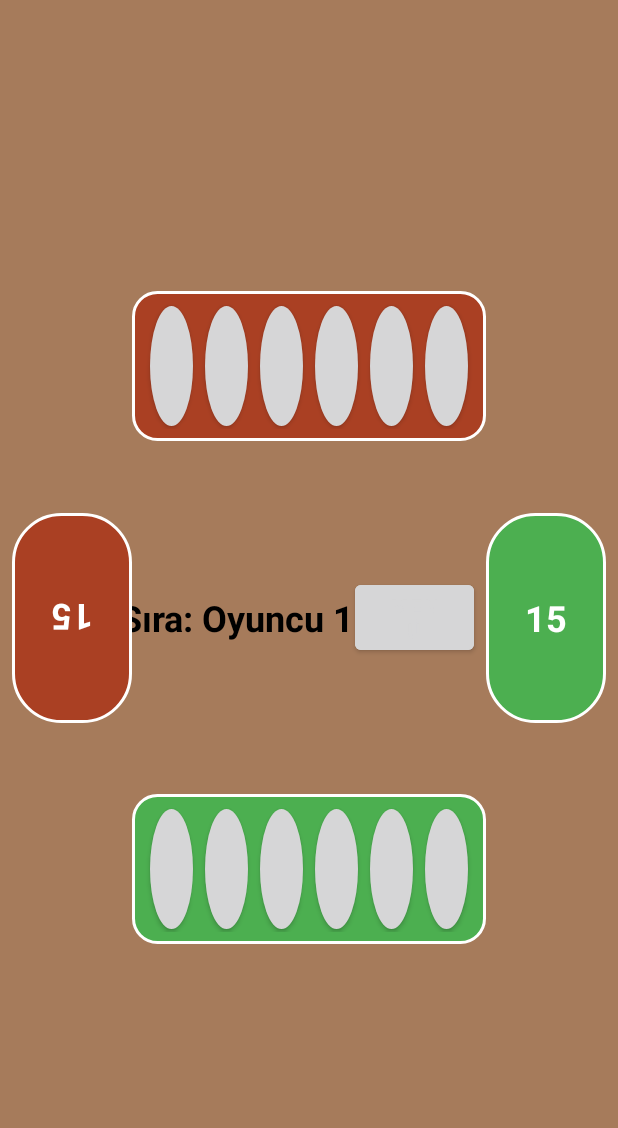
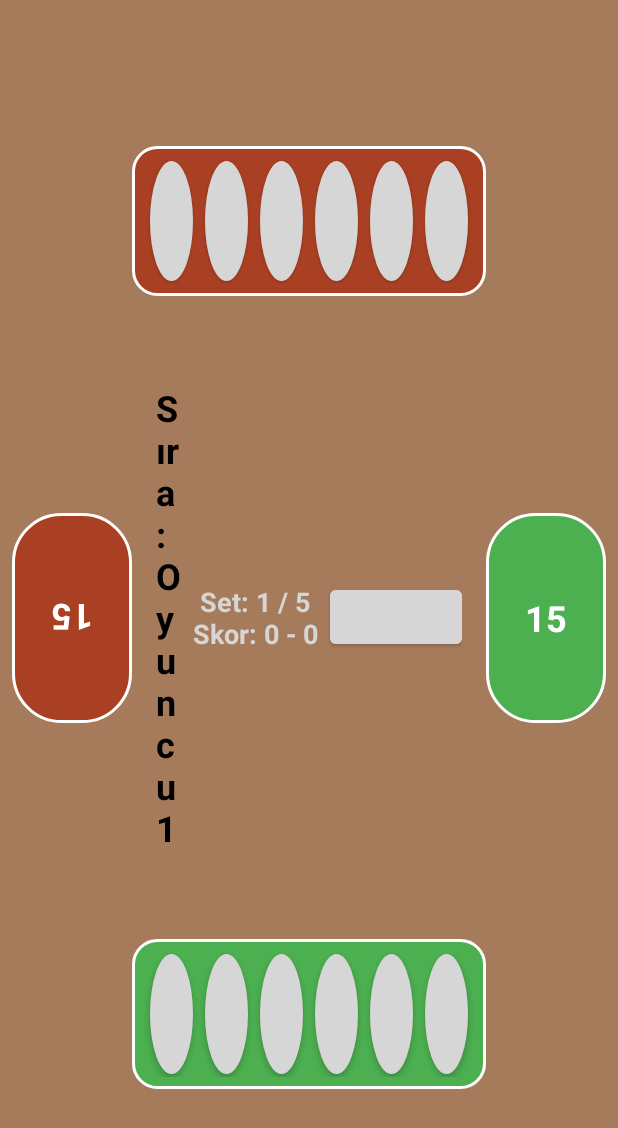
Before and after one commit to feridcetin/mangala, an Android app: the layout activity_main.xml on its own in the app's theme, with its tools: preview values and no code run, on a phone screen of 412 x 824 dp. Shown: the top 1128 px of the screen. Run offline under Robolectric (Android 15) with nearby library versions, the light colour scheme and no system bars.

Commit message:
set ve skor tabelası eklendi.

```diff
--- a/app/src/main/res/layout/activity_main.xml
+++ b/app/src/main/res/layout/activity_main.xml
@@ -134,22 +134,38 @@
                     android:layout_gravity="center_horizontal"
                     android:rotation="180" />
 
-                <!-- Sıra ve sıfırlama butonu için yeni yatay düzen -->
+                <!-- Sıra ve menü butonu için yatay düzen -->
                 <LinearLayout
-                    android:layout_width="wrap_content"
+                    android:layout_width="match_parent"
                     android:layout_height="wrap_content"
                     android:orientation="horizontal"
-                    android:gravity="center">
+                    android:gravity="center"
+                    android:paddingHorizontal="16dp"
+                    android:layout_marginVertical="8dp">
 
                     <TextView
                         android:id="@+id/textView_status"
-                        android:layout_width="wrap_content"
+                        android:layout_width="0dp"
+                        android:layout_weight="1"
                         android:layout_height="wrap_content"
-                        android:layout_marginVertical="8dp"
                         android:text="Sıra: Oyuncu 1"
                         android:textColor="@android:color/black"
                         android:textSize="24sp"
                         android:textStyle="bold" />
+                    <!-- Set ve Skor Bilgisi -->
+                    <TextView
+                        android:id="@+id/textView_set_score"
+                        android:layout_width="wrap_content"
+                        android:layout_height="wrap_content"
+                        android:text="Set: 1 / 5\nSkor: 0 - 0"
+                        android:textAlignment="center"
+                        android:textColor="@color/white"
+                        android:textSize="18sp"
+                        android:textStyle="bold"
+                        app:layout_constraintEnd_toEndOf="parent"
+                        app:layout_constraintStart_toStartOf="parent"
+                        app:layout_constraintTop_toBottomOf="@id/textView_status"
+                        android:layout_weight="1" />
 
                     <Button
                         android:id="@+id/button_open_menu"
@@ -161,12 +177,6 @@
                         android:textColor="@color/white"
                         android:textStyle="bold" />
 
-                    <Button
-                        android:id="@+id/button_reset"
-                        android:layout_width="wrap_content"
-                        android:layout_height="wrap_content"
-                        android:text="Sıfırla"
-                        android:layout_marginStart="16dp" />
                 </LinearLayout>
 
                 <TextView
```
Also changed, not shown: app/src/main/java/com/feridcetin/mangala/MainActivity.kt (+52 -16 lines).
